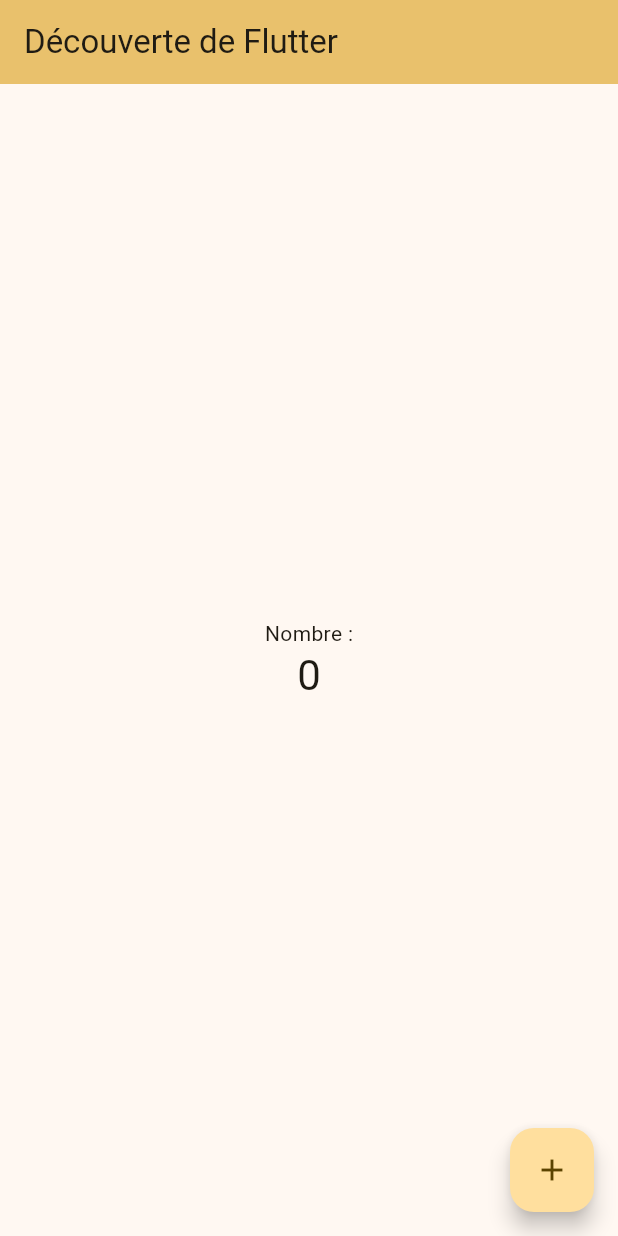
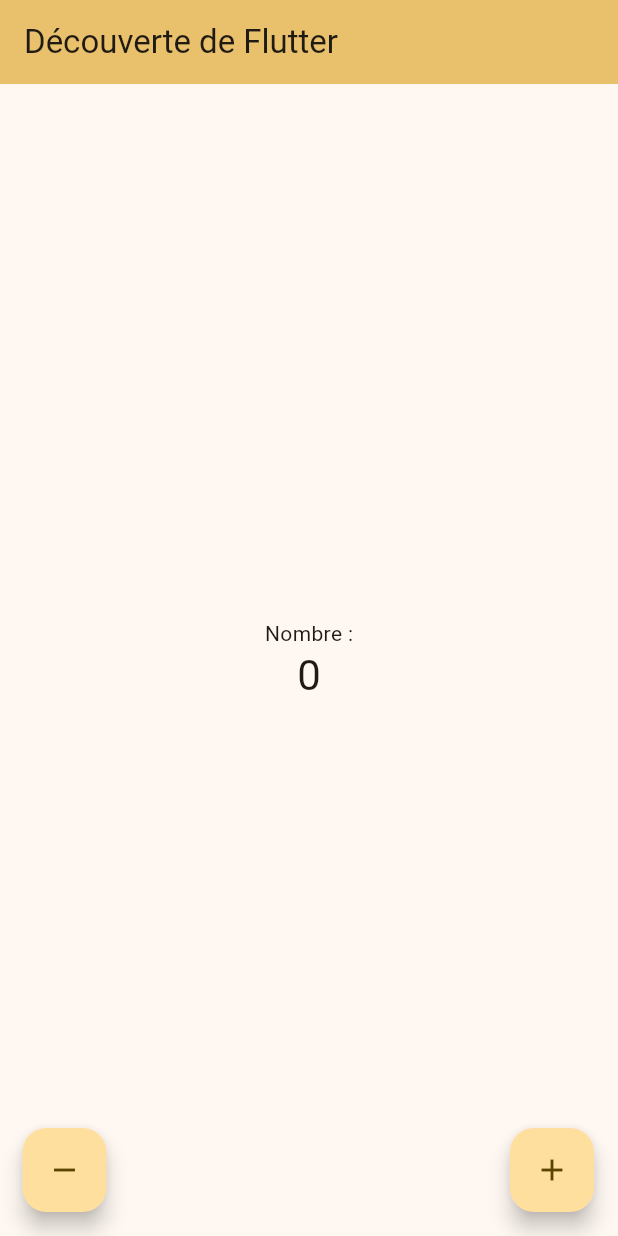
Before and after one commit to Bertille1549/flutter_app_1, a Flutter app: the screen it shows after launch, on a phone screen of 412 x 824 dp. Run offline on Flutter 3.47's test engine with Material 2 defaults, Android fonts, the phone set to English and light mode, and no system bars.

Commit message:
passage des boutons +1 & -1 en + et -

```diff
--- a/lib/main.dart
+++ b/lib/main.dart
@@ -38,6 +38,12 @@ class _MyHomePageState extends State<MyHomePage> {
     });
   }
 
+    void _decrementCounter() {
+    setState(() {
+      _counter--;
+    });
+  }
+
   @override
   Widget build(BuildContext context) {
 
@@ -60,10 +66,23 @@ class _MyHomePageState extends State<MyHomePage> {
           ],
         ),
       ),
-      floatingActionButton: FloatingActionButton(
-        onPressed: _incrementCounter,
-        tooltip: 'Increment',
-        child: const Icon(Icons.add),
+      floatingActionButton: Stack(
+        children: <Widget>[
+          Padding(padding: EdgeInsets.only(left:31),
+            child: Align(
+              alignment: Alignment.bottomLeft,
+              child: FloatingActionButton(
+                onPressed: _decrementCounter,
+                child: Icon(Icons.remove_outlined),),
+            ),
+          ),
+          Align(
+            alignment: Alignment.bottomRight,
+            child: FloatingActionButton(
+              onPressed: _incrementCounter,
+              child: Icon(Icons.add_outlined),),
+          ),
+        ]
       ),
     );
   }
```
